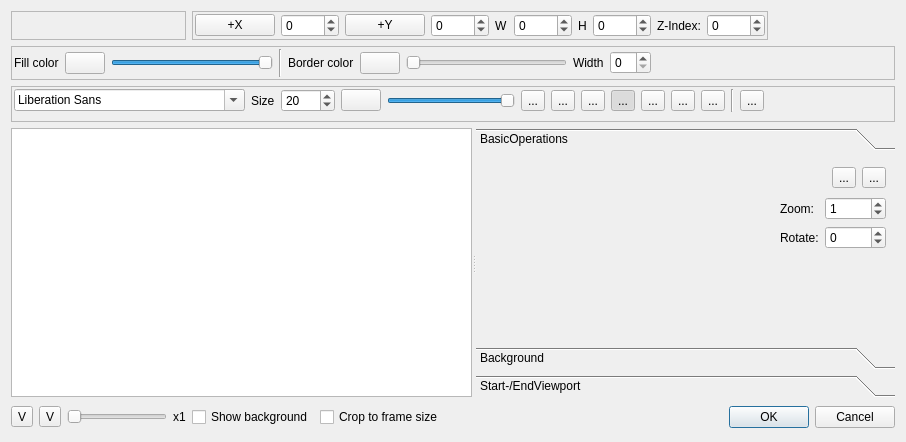
The window that src/widgets/titlewidget_ui.ui (KDE/kdenlive) describes before a commit, drawn with Qt 5.
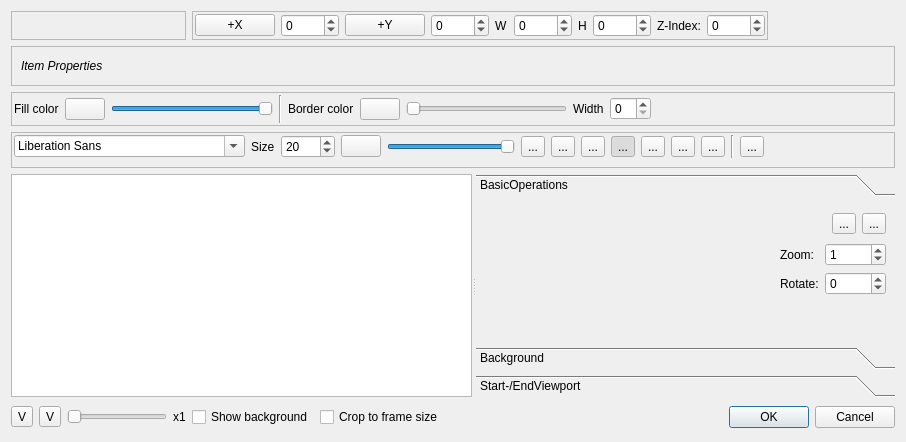
The same window after the commit. Custom widgets are drawn as their Qt base class.

Commit message: Changes on titler: * Added separator between the tools (select, text, etc) and the open/save buttons to avoid confusion * Added empty toolbar which is shown when the selected item doesn't have special properties (like text size) * Fixed toolbar not being active after adding a text item (only after selecting it with the mouse) * Added methods to show/enable toolbars to avoid mistakes in the source code.

```diff
--- a/src/widgets/titlewidget_ui.ui
+++ b/src/widgets/titlewidget_ui.ui
@@ -33,6 +33,47 @@
      </property>
     </spacer>
    </item>
+   <item row="1" column="1" colspan="9">
+    <widget class="QFrame" name="no_properties">
+     <property name="frameShape">
+      <enum>QFrame::StyledPanel</enum>
+     </property>
+     <property name="frameShadow">
+      <enum>QFrame::Sunken</enum>
+     </property>
+     <layout class="QHBoxLayout" name="horizontalLayout_2">
+      <item>
+       <widget class="QLabel" name="label">
+        <property name="font">
+         <font>
+          <pointsize>9</pointsize>
+          <italic>true</italic>
+         </font>
+        </property>
+        <property name="locale">
+         <locale language="English" country="UnitedStates"/>
+        </property>
+        <property name="text">
+         <string>Item Properties</string>
+        </property>
+       </widget>
+      </item>
+      <item>
+       <spacer name="horizontalSpacer_5">
+        <property name="orientation">
+         <enum>Qt::Horizontal</enum>
+        </property>
+        <property name="sizeHint" stdset="0">
+         <size>
+          <width>40</width>
+          <height>20</height>
+         </size>
+        </property>
+       </spacer>
+      </item>
+     </layout>
+    </widget>
+   </item>
    <item row="2" column="1" colspan="9">
     <widget class="QFrame" name="rect_properties">
      <property name="frameShape">
@@ -146,7 +187,7 @@
       <property name="rightMargin">
        <number>2</number>
       </property>
-      <item row="0" column="0">
+      <item row="4" column="0">
        <layout class="QHBoxLayout" name="horizontalLayout_4">
         <item>
          <widget class="QFontComboBox" name="font_family"/>
@@ -338,8 +379,8 @@
         <rect>
          <x>0</x>
          <y>0</y>
-         <width>443</width>
-         <height>143</height>
+         <width>431</width>
+         <height>140</height>
         </rect>
        </property>
        <attribute name="label">
```
Left out of the diff: 8 changed lines with no effect on the pictures. The commit also changes 3 other files.
